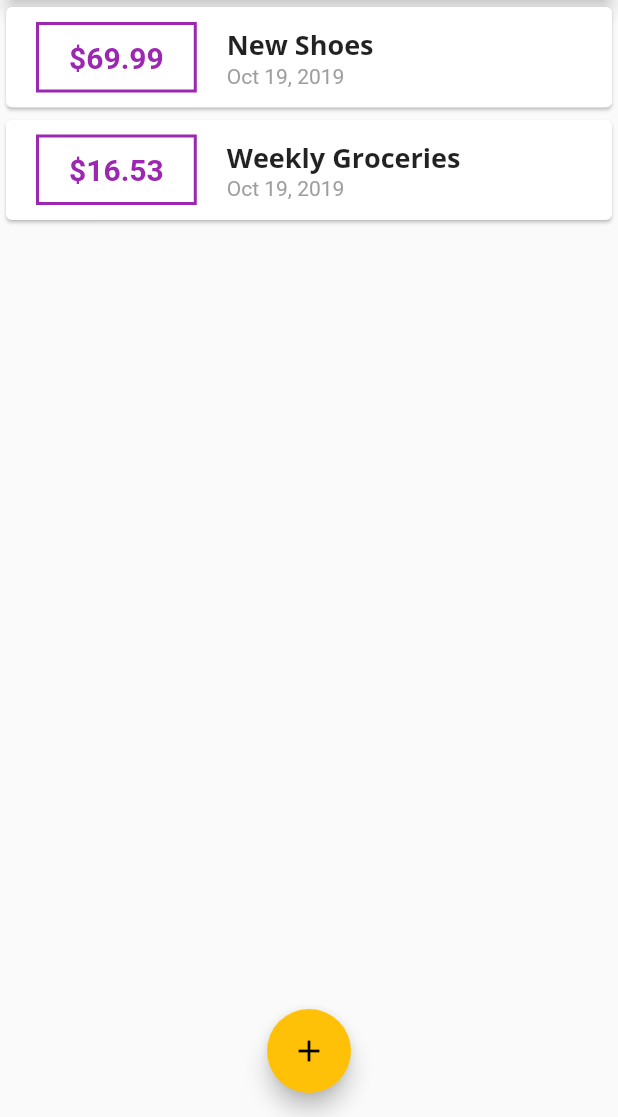
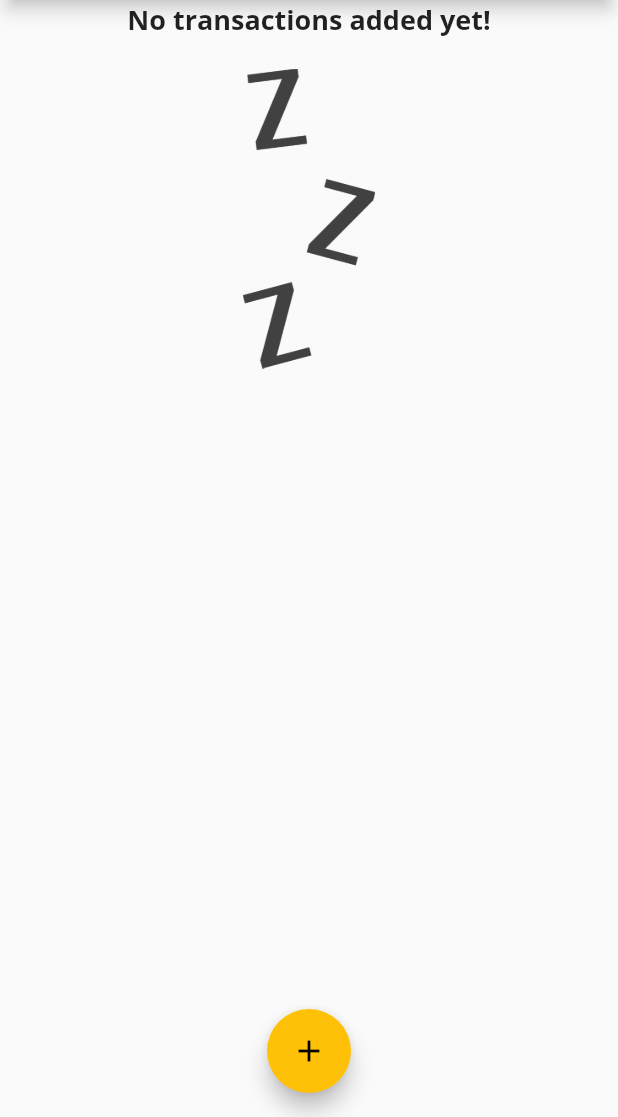
Before and after one commit to makiintoch/personal-expenses, a Flutter app: the screen it shows after launch, on a phone screen of 412 x 824 dp, the part 119-1236 px from its top. Run offline on Flutter 3.47's test engine with Material 2 defaults, Android fonts, the phone set to English and light mode, and no system bars.

Commit message:
show image if transactions are empty

```diff
--- a/lib/main.dart
+++ b/lib/main.dart
@@ -44,18 +44,18 @@ class MyHomePage extends StatefulWidget {
 
 class _MyHomePageState extends State<MyHomePage> {
   final List<Transaction> _userTransaction = [
-    Transaction(
-      id: 't1',
-      title: 'New Shoes',
-      amount: 69.99,
-      date: DateTime.now(),
-    ),
-    Transaction(
-      id: 't2',
-      title: 'Weekly Groceries',
-      amount: 16.53,
-      date: DateTime.now(),
-    ),
+//    Transaction(
+//      id: 't1',
+//      title: 'New Shoes',
+//      amount: 69.99,
+//      date: DateTime.now(),
+//    ),
+//    Transaction(
+//      id: 't2',
+//      title: 'Weekly Groceries',
+//      amount: 16.53,
+//      date: DateTime.now(),
+//    ),
   ];
 
   void _addNewTransaction(String title, double amount) {
--- a/lib/widgets/transaction_list.dart
+++ b/lib/widgets/transaction_list.dart
@@ -12,7 +12,26 @@ class TransactionList extends StatelessWidget {
   Widget build(BuildContext context) {
     return Container(
       height: 300,
-      child: ListView.builder(
+      child: transactions.isEmpty
+          ? Column(
+              children: <Widget>[
+                Text(
+                  'No transactions added yet!',
+                  style: Theme.of(context).textTheme.title,
+                ),
+                SizedBox(
+                  height: 20,
+                ),
+                Container(
+                  height: 200,
+                  child: Image.asset(
+                    'assets/images/waiting.png',
+                    fit: BoxFit.cover,
+                  ),
+                ),
+              ],
+            )
+          : ListView.builder(
               itemBuilder: (ctx, index) {
                 return Card(
                   child: Row(
```
Also changed, not shown: pubspec.yaml (+7 -6 lines), assets/images/waiting.png (added). Lines whose indentation alone changed are shown as unchanged.
